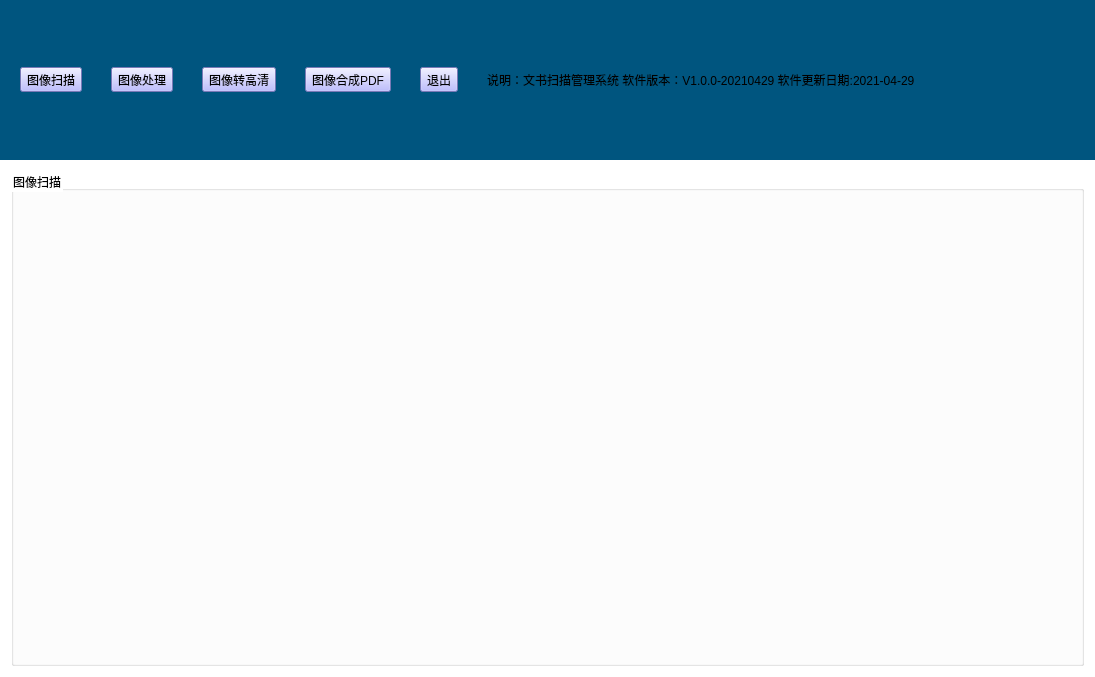
First picture: the form in ScanVer1_0/mainwindow.ui, repository zhuym799/scan, before the edit.
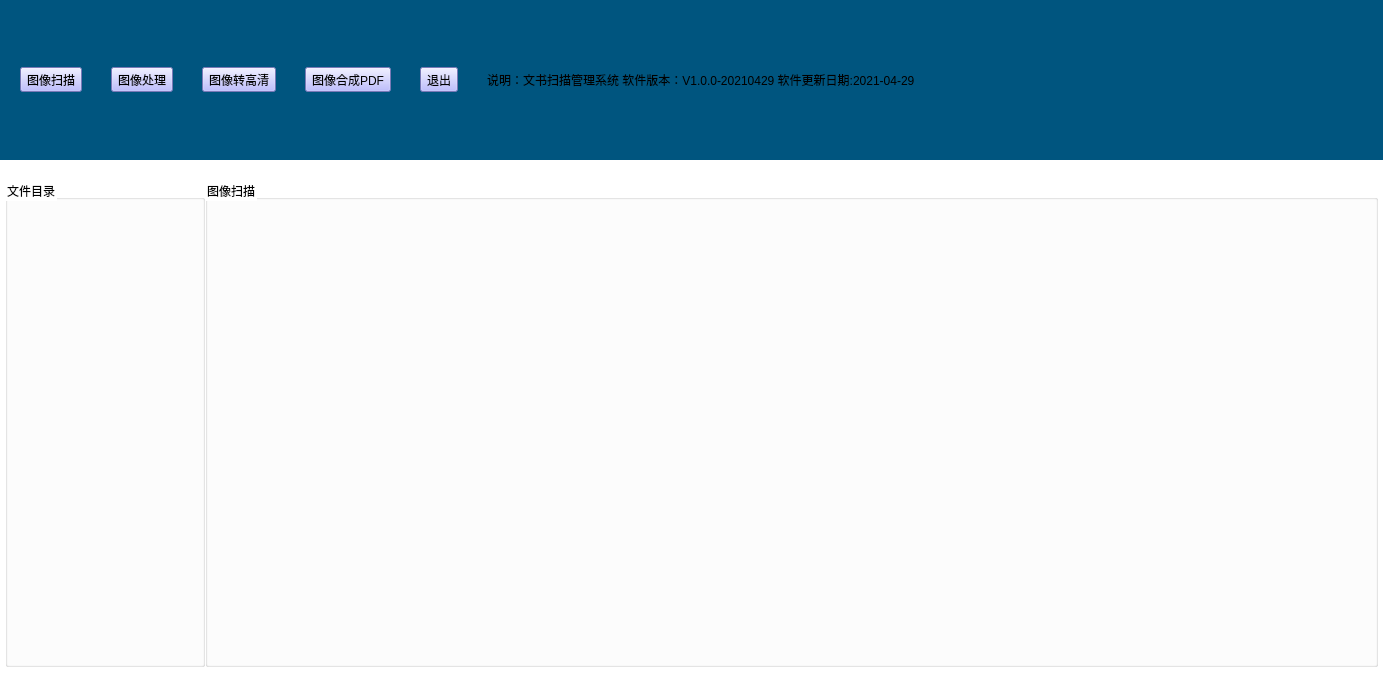
Second picture: the form after the edit. Icons and pictures are not drawn.

The edit to the form file:
```diff
--- a/ScanVer1_0/mainwindow.ui
+++ b/ScanVer1_0/mainwindow.ui
@@ -6,7 +6,7 @@
    <rect>
     <x>0</x>
     <y>0</y>
-    <width>1095</width>
+    <width>1383</width>
     <height>677</height>
    </rect>
   </property>
@@ -14,7 +14,16 @@
    <string>MainWindow</string>
   </property>
   <property name="styleSheet">
-   <string notr="true">#widget_2
+   <string notr="true">QGroupBox{
+	font: 14pt &quot;Arial&quot;;
+
+
+}
+
+#MainWindow{
+background-color: rgb(255, 255, 255);
+}
+#widget_2
 {
 	background-color: rgb(0, 85, 127);
 }
@@ -67,7 +76,7 @@
         <height>160</height>
        </size>
       </property>
-      <layout class="QGridLayout" name="gridLayout" rowstretch="0,0">
+      <layout class="QGridLayout" name="gridLayout" rowstretch="0">
        <property name="leftMargin">
         <number>20</number>
        </property>
@@ -197,6 +206,55 @@
         </widget>
        </item>
       </layout>
+     </widget>
+    </item>
+    <item>
+     <spacer name="horizontalSpacer">
+      <property name="orientation">
+       <enum>Qt::Horizontal</enum>
+      </property>
+      <property name="sizeHint" stdset="0">
+       <size>
+        <width>1380</width>
+        <height>20</height>
+       </size>
+      </property>
+     </spacer>
+    </item>
+    <item>
+     <layout class="QHBoxLayout" name="horizontalLayout">
+      <property name="spacing">
+       <number>0</number>
+      </property>
+      <property name="leftMargin">
+       <number>5</number>
+      </property>
+      <property name="rightMargin">
+       <number>5</number>
+      </property>
+      <property name="bottomMargin">
+       <number>10</number>
+      </property>
+      <item>
+       <widget class="QGroupBox" name="groupBox">
+        <property name="minimumSize">
+         <size>
+          <width>200</width>
+          <height>0</height>
+         </size>
+        </property>
+        <property name="maximumSize">
+         <size>
+          <width>200</width>
+          <height>16777215</height>
+         </size>
+        </property>
+        <property name="styleSheet">
+         <string notr="true">background-color: rgb(255, 255, 255);</string>
+        </property>
+        <property name="title">
+         <string>文件目录</string>
+        </property>
      </widget>
     </item>
     <item>
@@ -209,8 +267,23 @@
       </property>
       <widget class="QWidget" name="page">
        <layout class="QVBoxLayout" name="verticalLayout">
+          <property name="spacing">
+           <number>0</number>
+          </property>
+          <property name="leftMargin">
+           <number>0</number>
+          </property>
+          <property name="topMargin">
+           <number>0</number>
+          </property>
+          <property name="rightMargin">
+           <number>0</number>
+          </property>
+          <property name="bottomMargin">
+           <number>0</number>
+          </property>
         <item>
-         <widget class="QGroupBox" name="groupBox">
+           <widget class="QGroupBox" name="groupBox_Scanner">
           <property name="title">
            <string>图像扫描</string>
           </property>
@@ -252,6 +325,8 @@
        </layout>
       </widget>
      </widget>
+      </item>
+     </layout>
     </item>
    </layout>
   </widget>
```
Left out of the diff: 171 changed lines with no effect on the pictures. Lines whose indentation alone changed are shown as unchanged.
